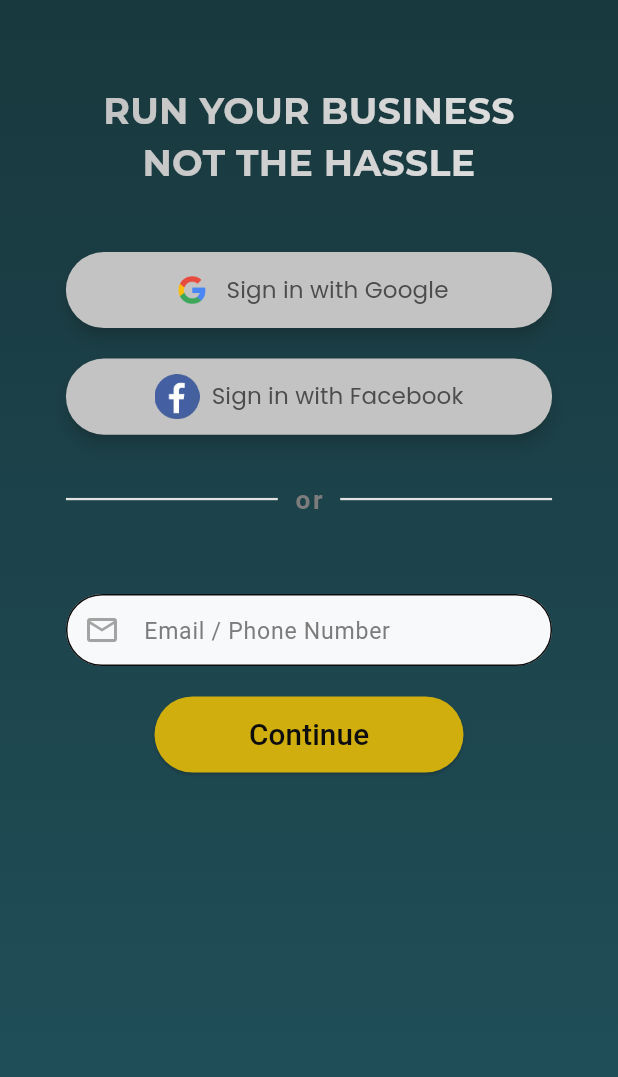
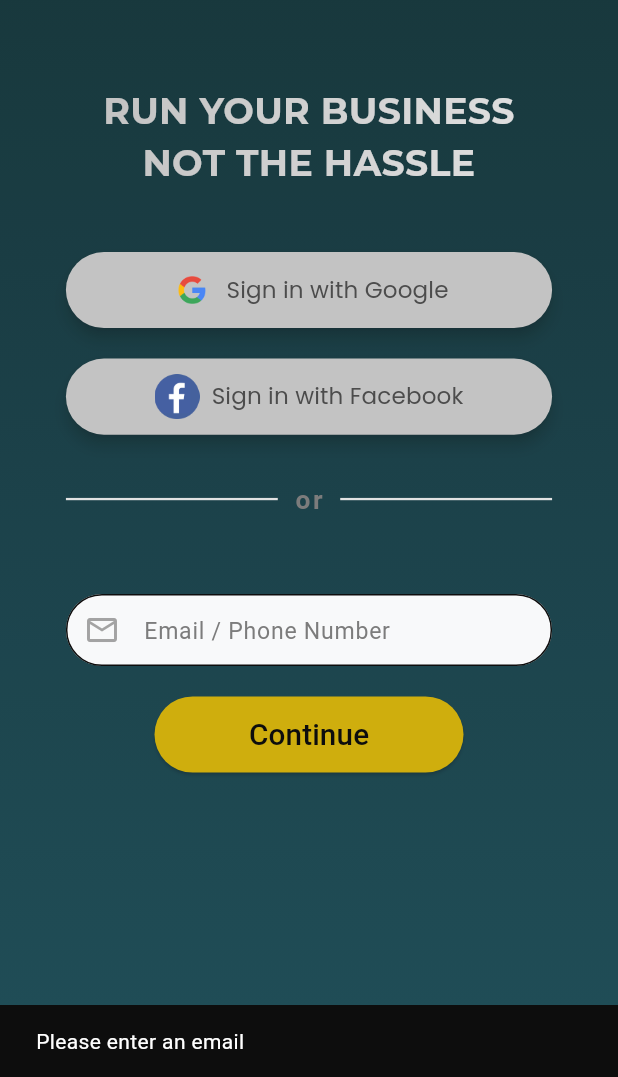
Before and after one commit to sinsau182/Medhir, a Flutter app: the screen it shows after launch, after a tap on "Continue", on a phone screen of 412 x 824 dp, the part 159-1236 px from its top. Run offline on Flutter 3.47's test engine with Material 3 defaults, Android fonts, the phone set to English and light mode, and no system bars; our stand-ins replace flutter_screenutil, shared_preferences.

Commit message:
easy onboarding

```diff
--- a/lib/Screens/Home.dart
+++ b/lib/Screens/Home.dart
@@ -1,19 +1,52 @@
+import 'dart:convert'; // for json and jsonDecode
+import 'package:http/http.dart' as http; // for http requests
 import 'package:flutter/material.dart';
 import 'package:provider/provider.dart';
-import 'package:medhir/Screens/Login.dart';
-import 'package:medhir/Screens/SignUp.dart';
 import 'package:medhir/ThemeNotifier.dart';
-import 'package:flutter_screenutil/flutter_screenutil.dart';
+import 'package:flutter_screenutil/flutter_screenutil.dart'; // Assuming you are using flutter_screenutil for screen sizing
+
 
 
 class HomeScreen extends StatelessWidget {
   final TextEditingController credController = TextEditingController();
 
+// Function to check if the email exists in a list of emails fetched via API
+  Future<bool> isEmailAvailable(String email) async {
+    try {
+      final apiUrl = 'http://13.201.224.161:5000/users/emails'; // Correct API route
+
+      // Send a GET request to fetch the list of emails
+      final response = await http.get(
+        Uri.parse(apiUrl),
+        headers: {'Content-Type': 'application/json'},
+      );
+
+      // Check if the request was successful
+      if (response.statusCode == 200) {
+        final responseBody = jsonDecode(response.body); // Decode the JSON response
+
+        // Check if the response contains the list of emails
+        if (responseBody is List) {
+          // Check if the provided email exists in the list
+          return responseBody.contains(email);
+        } else {
+          throw Exception('Invalid response format: Expected a list of emails.');
+        }
+      } else {
+        throw Exception('Failed to retrieve emails. Status code: ${response.statusCode}');
+      }
+    } catch (e) {
+      print('Error: $e');
+      return false; // Return false in case of an error, assume email does not exist
+    }
+  }
+
+
+
   @override
   Widget build(BuildContext context) {
     final themeNotifier = Provider.of<ThemeNotifier>(context);
 
-    // Background gradients remain unchanged
     final lightGradient = LinearGradient(
       begin: Alignment.topCenter,
       end: Alignment.bottomCenter,
@@ -33,13 +66,15 @@ class HomeScreen extends StatelessWidget {
     );
 
     return Scaffold(
-      body: Container(
+      resizeToAvoidBottomInset: true,
+      body: SingleChildScrollView(
+        child: Container(
+          height: MediaQuery.of(context).size.height,
           decoration: BoxDecoration(
             gradient: themeNotifier.isDarkTheme ? darkGradient : lightGradient,
           ),
           child: Stack(
             children: [
-            // Header with brand name (unchanged)
               Positioned(
                 top: 60.h,
                 left: 40.w,
@@ -72,7 +107,6 @@ class HomeScreen extends StatelessWidget {
                 ),
               ),
 
-            // Tagline text
               Positioned(
                 top: 160.h,
                 left: 40.w,
@@ -95,12 +129,47 @@ class HomeScreen extends StatelessWidget {
               ),
 
               Positioned(
-              bottom: 200.h, // Adjusted to position above the "OR" line
+                top: 250.h,
                 left: 40.w,
                 right: 40.w,
                 child: Column(
                   children: [
-                  // Input field for mobile number or email address
+                    SizedBox(height: 20.h),
+                    TextButtonWidget(
+                      text: "Sign in with Google",
+                      onPressed: () {
+                        // Add Google login logic here
+                      },
+                      icon: Image.asset(
+                        'assets/google_icon.png', // Your custom icon path
+                        height: 30.0, // Adjust the size of the icon
+                        width: 30.0,
+                      ),
+                    ),
+
+
+                    SizedBox(height: 20.h),
+                    TextButtonWidget(
+                      text: "Sign in with Facebook",
+                      onPressed: () {
+                        // Add Google login logic here
+                      },
+                      icon: Image.asset(
+                        'assets/facebook_icon.png', // Your custom icon path
+                        height: 30.0, // Adjust the size of the icon
+                        width: 30.0,
+                      ),
+                    ),
+                  ],
+                ),
+              ),
+
+              Positioned(
+                bottom: 200.h,
+                left: 40.w,
+                right: 40.w,
+                child: Column(
+                  children: [
                     TextFieldDecoration(
                       controller: credController,
                       hintText: 'Email / Phone Number',
@@ -108,12 +177,26 @@ class HomeScreen extends StatelessWidget {
                     ),
                     SizedBox(height: 20.h),
 
-                  // Continue button
                     SizedBox(
-                    width: 0.5.sw, // Button width as 50% of screen width
+                      width: 0.5.sw,
                       child: ElevatedButton(
-                      onPressed: () {
+                        onPressed: () async {
+                          String email = credController.text.trim();
 
+                          if (email.isEmpty) {
+                            ScaffoldMessenger.of(context).showSnackBar(
+                              SnackBar(content: Text("Please enter an email")),
+                            );
+                            return;
+                          }
+
+                          bool emailExists = await isEmailAvailable(email);
+
+                          if (emailExists) {
+                            Navigator.pushNamed(context, '/login');
+                          } else {
+                            Navigator.pushNamed(context, '/signup');
+                          }
                         },
                         style: ButtonStyle(
                           backgroundColor: MaterialStateProperty.all(Color.fromARGB(255, 204, 170, 0)),
@@ -137,9 +220,8 @@ class HomeScreen extends StatelessWidget {
                 ),
               ),
 
-            // Optimized "or" line component
               Positioned(
-              top: 420.h, // Adjusted to fit the layout
+                top: 420.h,
                 left: 40.w,
                 right: 40.w,
                 child: Row(
@@ -177,49 +259,16 @@ class HomeScreen extends StatelessWidget {
                   ],
                 ),
               ),
-
-            // Four login option buttons
-            Positioned(
-              top: 250.h,
-              left: 40.w,
-              right: 40.w,
-              child: Column(
-                children: [
-                  SizedBox(height: 20.h),
-                  TextButtonWidget(
-                    text: "Sign in with Google",
-                    onPressed: () {
-                      // Add Google login logic here
-                    },
-                    icon: Image.asset(
-                      'assets/google_icon.png', // Your custom icon path
-                      height: 30.0, // Adjust the size of the icon
-                      width: 30.0,
-                    ),
-                  ),
-
-
-                  SizedBox(height: 20.h),
-                  TextButtonWidget(
-                    text: "Sign in with Facebook",
-                    onPressed: () {
-                      // Add Google login logic here
-                    },
-                    icon: Image.asset(
-                      'assets/facebook_icon.png', // Your custom icon path
-                      height: 30.0, // Adjust the size of the icon
-                      width: 30.0,
-                    ),
-                  ),
             ],
           ),
-            ),
-          ],
         ),
       ),
     );
   }
 }
+
+
+
 
 
 
@@ -304,14 +353,6 @@ class GradientText extends StatelessWidget {
   }
 }
 
-
-
-
-
-
-
-
-
 class TextFieldDecoration extends StatelessWidget {
   final TextEditingController controller;
   final String hintText;
--- a/lib/main.dart
+++ b/lib/main.dart
@@ -2,6 +2,8 @@ import 'package:flutter/material.dart';
 import 'package:provider/provider.dart';
 import 'package:medhir/ThemeNotifier.dart';
 import 'package:medhir/Screens/Home.dart';
+import 'package:medhir/Screens/Login.dart';
+import 'package:medhir/Screens/SignUp.dart';
 import 'package:flutter_screenutil/flutter_screenutil.dart';
 
 void main() {
@@ -58,7 +60,12 @@ class MyApp extends StatelessWidget {
         ),
         child: HomePage(),
       ),
+      routes: {
+        '/login': (context) => LoginPage(),  // Replace with your Login page
+        '/signup': (context) => SignUpScreen(), // Replace with your Signup page
+      },
     );
+
   }
 }
 
--- a/pubspec.yaml
+++ b/pubspec.yaml
@@ -61,10 +61,6 @@ flutter:
 
   assets:
     - assets/sample.jpg
-    - assets/illustration.png
-    - assets/illustration1.png
-    - assets/illustration2.png
-    - assets/rocket.png
     - assets/google_icon.png
     - assets/facebook_icon.png
 
@@ -110,7 +106,6 @@ flutter:
   # For details regarding fonts from package dependencies,
   # see https://flutter.dev/to/font-from-package
 
-
 flutter_native_splash:
   color: "#ffffff" # Background color for Android versions < 12
   image: assets/illustration.png # The center logo
```
Also changed, not shown: lib/Screens/Login.dart (+3 -8 lines), lib/Screens/SignUp.dart (+3 -9 lines). Lines whose indentation alone changed are shown as unchanged.
